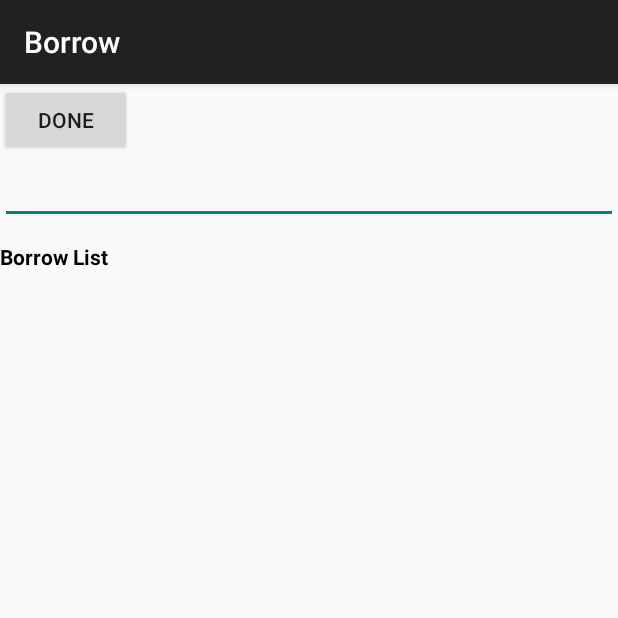
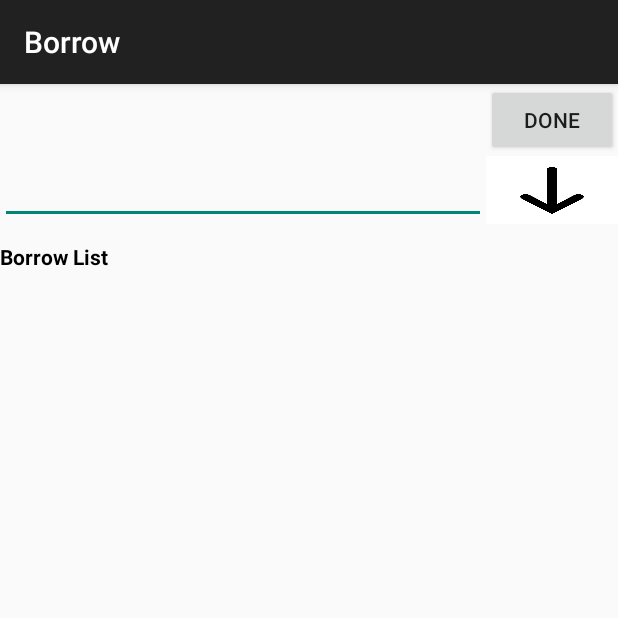
Before and after one commit to rahul-soshte/Cool, an Android app: the Renting screen opened directly, with no data from a screen before it, on a phone screen of 412 x 824 dp, the top half of it. Run offline under Robolectric (Android 15) with nearby library versions, the phone set to English and light mode, and no system bars.

Commit message:
Added ImageButton

```diff
--- a/app/src/main/java/com/example/hunter/planstart/MainActivity.java
+++ b/app/src/main/java/com/example/hunter/planstart/MainActivity.java
@@ -112,6 +112,7 @@ public class MainActivity extends AppCompatActivity implements TabLayout.OnTabSe
     public void onTabSelected(TabLayout.Tab tab) {
         viewPager.setCurrentItem(tab.getPosition());
     }
+
     @Override
     public void onTabUnselected(TabLayout.Tab tab) {
     }
--- /dev/null
+++ b/app/src/main/res/drawable/btn_click.xml
@@ -0,0 +1,8 @@
+<?xml version="1.0" encoding="utf-8"?>
+<selector xmlns:android="http://schemas.android.com/apk/res/android">
+
+    <item android:state_pressed="true" android:drawable="@drawable/down_filled1600" />
+    <item android:state_pressed="true" android:drawable="@drawable/down_filled1600" />
+    <item android:drawable="@drawable/down_filled1600" />
+
+</selector>
--- a/app/src/main/res/layout/activity_renting.xml
+++ b/app/src/main/res/layout/activity_renting.xml
@@ -1,6 +1,7 @@
 <?xml version="1.0" encoding="utf-8"?>
 <RelativeLayout
     xmlns:android="http://schemas.android.com/apk/res/android"
+    xmlns:app="http://schemas.android.com/apk/res-auto"
     android:layout_width="match_parent"
     android:layout_height="match_parent">
 
@@ -9,8 +10,8 @@
         android:layout_width="wrap_content"
         android:layout_height="wrap_content"
         android:text="Done"
-        android:layout_alignParentStart="true"
-        />
+          android:layout_alignParentTop="true"
+          android:layout_alignParentEnd="true" />
 
     <AutoCompleteTextView
         android:id="@+id/autoCompleteTextView2"
@@ -18,7 +19,8 @@
         android:layout_height="wrap_content"
         android:text=""
         android:layout_below="@+id/button3"
-        android:layout_alignParentStart="true" />
+        android:layout_alignParentStart="true"
+        android:layout_toStartOf="@+id/button3" />
 
     <ListView
         android:id="@+id/borrowList"
@@ -40,4 +42,15 @@
         android:layout_below="@+id/autoCompleteTextView2"
         android:layout_alignParentStart="true" />
 
+    <ImageButton
+        android:layout_width="wrap_content"
+        android:layout_height="wrap_content"
+        android:layout_alignBottom="@+id/autoCompleteTextView2"
+        android:layout_alignParentEnd="true"
+        android:layout_toEndOf="@+id/autoCompleteTextView2"
+        android:background="@color/white"
+        android:scaleType="fitXY"
+        app:srcCompat="@drawable/btn_click"
+        android:layout_below="@+id/button3" />
+
 </RelativeLayout>
```
Also changed, not shown: app/src/main/res/drawable-xhdpi/down_filled1600.png (added).
